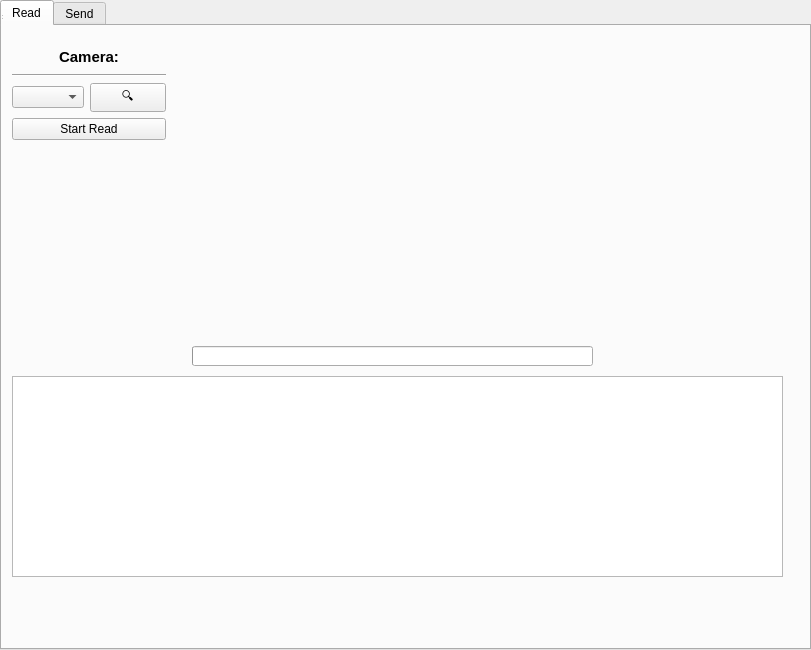
Qt form form.ui (pythcoiner/SeedQReader) before a commit.
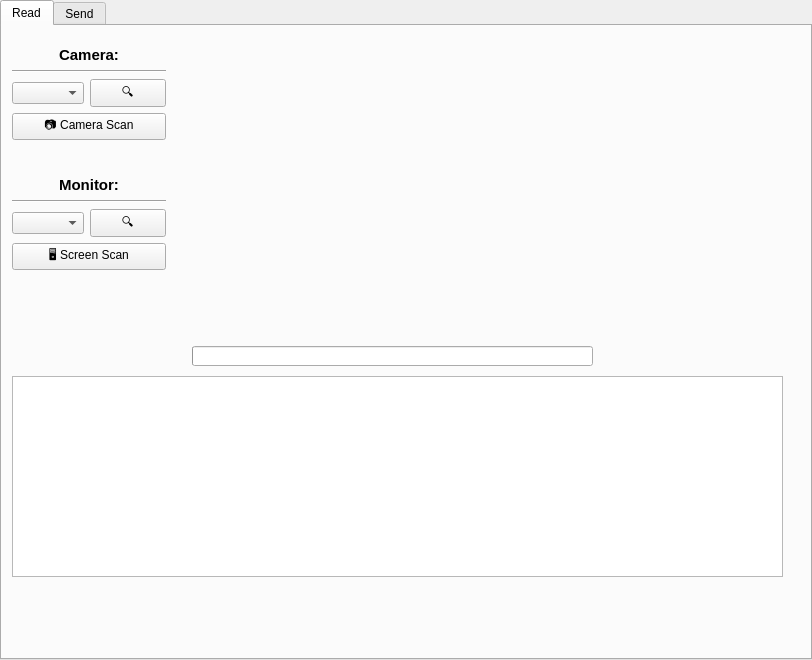
The same form after that commit.

Commit message: Added support for screen / monitor QR code scan

The edit to the form file:
```diff
--- a/form.ui
+++ b/form.ui
@@ -2,21 +2,13 @@
 <ui version="4.0">
  <class>centralwidget</class>
  <widget class="QWidget" name="centralwidget">
-  <property name="geometry">
-   <rect>
-    <x>0</x>
-    <y>0</y>
-    <width>811</width>
-    <height>650</height>
-   </rect>
-  </property>
   <widget class="QTabWidget" name="tabWidget">
    <property name="geometry">
     <rect>
      <x>0</x>
      <y>0</y>
-     <width>811</width>
-     <height>650</height>
+     <width>812</width>
+     <height>660</height>
     </rect>
    </property>
    <property name="accessibleName">
@@ -143,7 +135,82 @@
       <item>
        <widget class="QPushButton" name="btn_start_read">
         <property name="text">
-         <string>Start Read</string>
+         <string>📷 Camera Scan</string>
+        </property>
+       </widget>
+      </item>
+     </layout>
+    </widget>
+    <widget class="QWidget" name="monitor_group">
+     <property name="geometry">
+      <rect>
+       <x>10</x>
+       <y>150</y>
+       <width>154</width>
+       <height>94</height>
+      </rect>
+     </property>
+     <layout class="QVBoxLayout" name="verticalLayout_44">
+      <item>
+       <widget class="QLabel" name="monitor_label">
+        <property name="font">
+         <font>
+          <pointsize>11</pointsize>
+          <bold>true</bold>
+         </font>
+        </property>
+        <property name="text">
+         <string>Monitor:</string>
+        </property>
+        <property name="alignment">
+         <set>Qt::AlignCenter</set>
+        </property>
+       </widget>
+      </item>
+      <item>
+       <widget class="Line" name="line_77">
+        <property name="orientation">
+         <enum>Qt::Horizontal</enum>
+        </property>
+       </widget>
+      </item>
+      <item>
+       <layout class="QHBoxLayout" name="horizontalLayout_44">
+        <item>
+         <widget class="QComboBox" name="combo_monitor">
+          <property name="sizePolicy">
+           <sizepolicy hsizetype="Expanding" vsizetype="Fixed">
+            <horstretch>0</horstretch>
+            <verstretch>0</verstretch>
+           </sizepolicy>
+          </property>
+         </widget>
+        </item>
+        <item>
+         <widget class="QPushButton" name="btn_monitor_update">
+          <property name="sizePolicy">
+           <sizepolicy hsizetype="Minimum" vsizetype="Fixed">
+            <horstretch>0</horstretch>
+            <verstretch>0</verstretch>
+           </sizepolicy>
+          </property>
+          <property name="minimumSize">
+           <size>
+            <width>0</width>
+            <height>0</height>
+           </size>
+          </property>
+          <property name="text">
+           <string>🔍</string>
+          </property>
+         </widget>
+        </item>
+       </layout>
+      </item>
+      <item>
+       <widget class="QPushButton" name="btn_start_read_monitor">
+        <property name="text">
+         <string>🖥️ Screen Scan</string>
         </property>
        </widget>
       </item>
@@ -627,16 +694,6 @@
     </widget>
    </widget>
   </widget>
-  <widget class="QStatusBar" name="statusbar">
-   <property name="geometry">
-    <rect>
-     <x>0</x>
-     <y>0</y>
-     <width>3</width>
-     <height>21</height>
-    </rect>
-   </property>
-  </widget>
  </widget>
  <resources/>
  <connections/>
```
Left out of the diff: 2 changed lines with no effect on the pictures. The commit also changes 4 other files.
